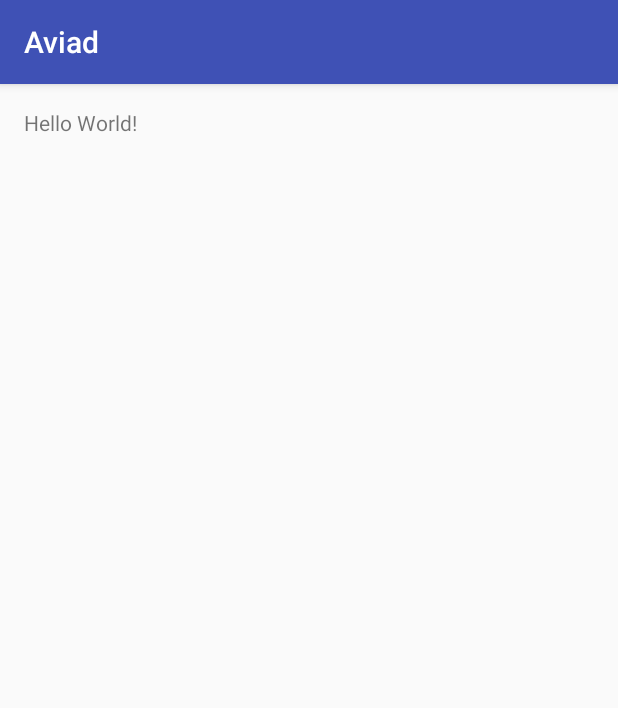
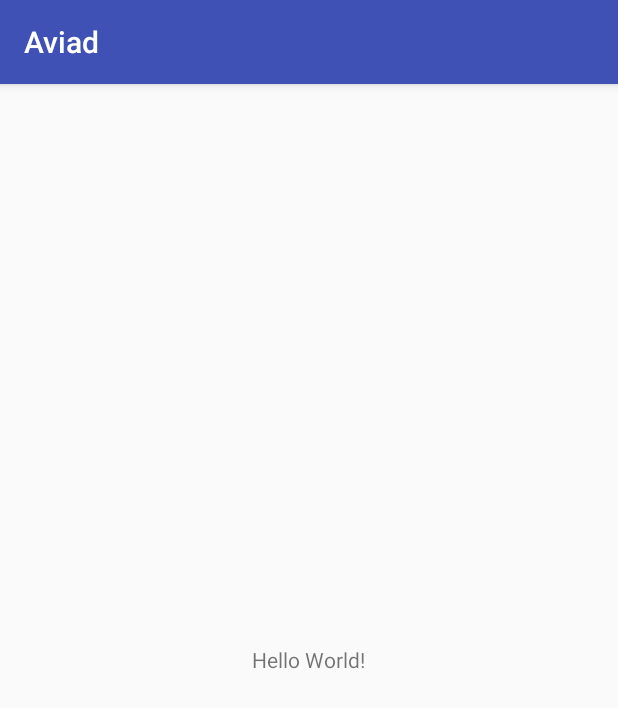
Before and after one commit to AviadKatani/Hackathon, an Android app: the screen it shows after launch (MainActivity), on a phone screen of 412 x 824 dp. Shown: the top 708 px of the screen. Run offline under Robolectric (Android 15) with nearby library versions, the phone set to English and light mode, and no system bars.

Commit message:
MainActivity updated

```diff
--- a/app/src/main/res/layout/activity_main.xml
+++ b/app/src/main/res/layout/activity_main.xml
@@ -1,10 +1,12 @@
 <?xml version="1.0" encoding="utf-8"?>
-<RelativeLayout
+<LinearLayout
     xmlns:android="http://schemas.android.com/apk/res/android"
     xmlns:tools="http://schemas.android.com/tools"
+    android:orientation="vertical"
     android:id="@+id/activity_main"
     android:layout_width="match_parent"
     android:layout_height="match_parent"
+    android:gravity="center"
     android:paddingLeft="@dimen/activity_horizontal_margin"
     android:paddingRight="@dimen/activity_horizontal_margin"
     android:paddingTop="@dimen/activity_vertical_margin"
@@ -15,4 +17,4 @@
         android:layout_width="wrap_content"
         android:layout_height="wrap_content"
         android:text="Hello World!" />
-</RelativeLayout>
+</LinearLayout>
```
